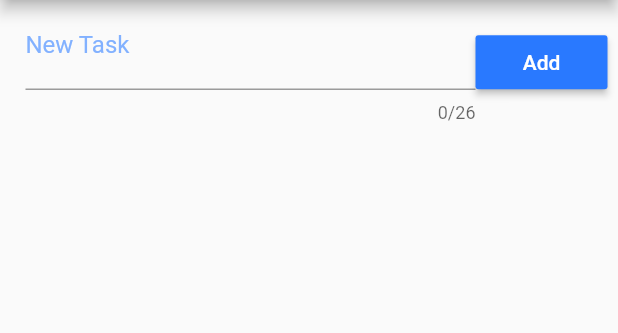
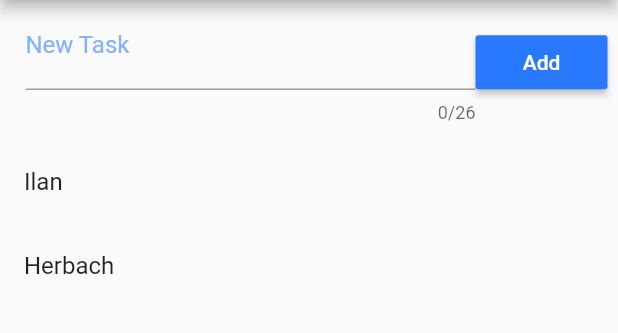
Before and after one commit to ilan274/flutter_projects, a Flutter app: the screen it shows after launch, on a phone screen of 412 x 824 dp, the part 84-417 px from its top. Run offline on Flutter 3.47's test engine with Material 2 defaults, Android fonts, the phone set to English and light mode, and no system bars.

Commit message:
ListView builder with item count

```diff
--- a/03_to_do_list/lib/main.dart
+++ b/03_to_do_list/lib/main.dart
@@ -1,6 +1,5 @@
 import 'dart:convert';
 import 'dart:io';
-
 import 'package:flutter/material.dart';
 import 'package:path_provider/path_provider.dart';
 
@@ -16,7 +15,8 @@ class Home extends StatefulWidget {
 }
 
 class _HomeState extends State<Home> {
-  List _toDoList = [];
+  List _toDoList = ['Ilan', 'Herbach'];
+  // List items example
 
   Future<File> _getFile() async {
     final directory = await getApplicationDocumentsDirectory();
@@ -70,6 +70,16 @@ class _HomeState extends State<Home> {
                 )
               ],
             ),
+          ),
+          Expanded(
+            child: ListView.builder(
+              padding: EdgeInsets.only(top: 10),
+              itemCount: _toDoList.length,
+              itemBuilder: (context, index) {
+                return ListTile(title: Text(_toDoList[index]));
+                // 'title' property accepts a Text Widget (text)
+              },
+            ),
           )
         ],
       ),
```
